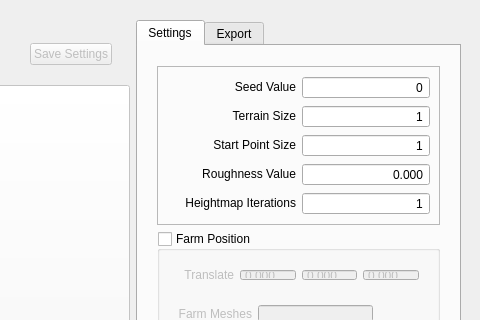
Qt form ui/pythonUI.ui (matttraynar/Terrain) before a commit; both pictures show x 620 to 1100 and y 0 to 320 of the 1100 by 875 pixel window.
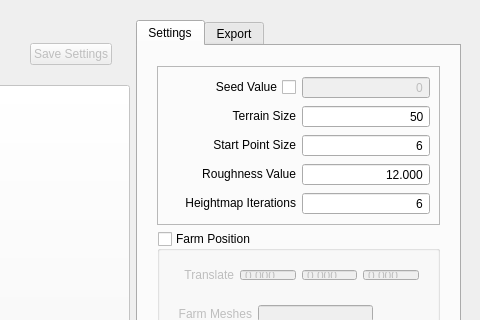
The same form after that commit. Icons and pictures are not drawn.

Commit message: Set some default values

```diff
--- a/ui/pythonUI.ui
+++ b/ui/pythonUI.ui
@@ -414,29 +414,32 @@
                 <item>
                  <layout class="QHBoxLayout" name="horizontalLayout_3">
                   <item>
-                   <widget class="QLabel" name="label_2">
-                    <property name="sizePolicy">
-                     <sizepolicy hsizetype="Minimum" vsizetype="Fixed">
-                      <horstretch>0</horstretch>
-                      <verstretch>0</verstretch>
-                     </sizepolicy>
-                    </property>
+                   <widget class="QCheckBox" name="seedValueCheck">
                     <property name="minimumSize">
                      <size>
-                      <width>100</width>
+                      <width>0</width>
                       <height>0</height>
                      </size>
                     </property>
+                    <property name="layoutDirection">
+                     <enum>Qt::RightToLeft</enum>
+                    </property>
                     <property name="text">
                      <string>Seed Value</string>
                     </property>
-                    <property name="alignment">
-                     <set>Qt::AlignRight|Qt::AlignTrailing|Qt::AlignVCenter</set>
+                    <property name="iconSize">
+                     <size>
+                      <width>16</width>
+                      <height>16</height>
+                     </size>
                     </property>
                    </widget>
                   </item>
                   <item>
                    <widget class="QSpinBox" name="seedValueBox">
+                    <property name="enabled">
+                     <bool>false</bool>
+                    </property>
                     <property name="sizePolicy">
                      <sizepolicy hsizetype="Minimum" vsizetype="Fixed">
                       <horstretch>0</horstretch>
@@ -445,7 +448,7 @@
                     </property>
                     <property name="minimumSize">
                      <size>
-                      <width>100</width>
+                      <width>50</width>
                       <height>0</height>
                      </size>
                     </property>
@@ -456,7 +459,7 @@
                      <enum>QAbstractSpinBox::NoButtons</enum>
                     </property>
                     <property name="maximum">
-                     <number>100000000</number>
+                     <number>999999999</number>
                     </property>
                    </widget>
                   </item>
@@ -512,6 +515,9 @@
                     <property name="maximum">
                      <number>100</number>
                     </property>
+                    <property name="value">
+                     <number>50</number>
+                    </property>
                    </widget>
                   </item>
                  </layout>
@@ -567,7 +573,7 @@
                      <number>100</number>
                     </property>
                     <property name="value">
-                     <number>1</number>
+                     <number>6</number>
                     </property>
                    </widget>
                   </item>
@@ -620,6 +626,12 @@
                     <property name="decimals">
                      <number>3</number>
                     </property>
+                    <property name="singleStep">
+                     <double>0.100000000000000</double>
+                    </property>
+                    <property name="value">
+                     <double>12.000000000000000</double>
+                    </property>
                    </widget>
                   </item>
                  </layout>
@@ -672,7 +684,7 @@
                      <number>1</number>
                     </property>
                     <property name="value">
-                     <number>1</number>
+                     <number>6</number>
                     </property>
                    </widget>
                   </item>
```
Left out of the diff: 27 changed lines with no effect on the pictures. The commit also changes 1 other file.
